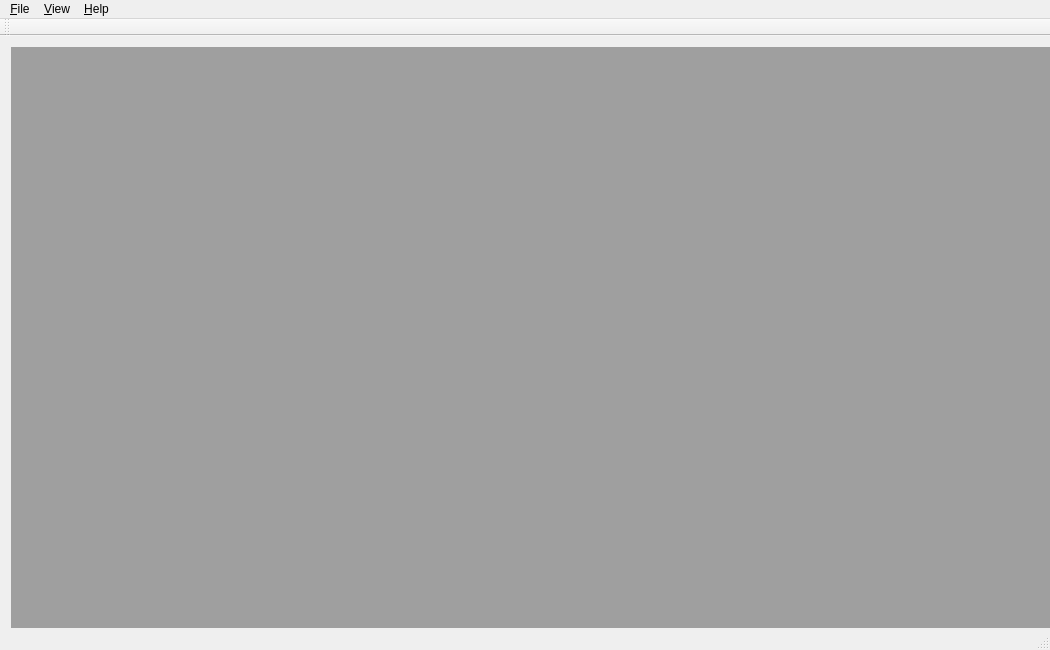
First picture: the form in utilities/msmonitor_cs/client/msmonitor/mainwindow.ui, repository akiml/ampehre, before the edit.
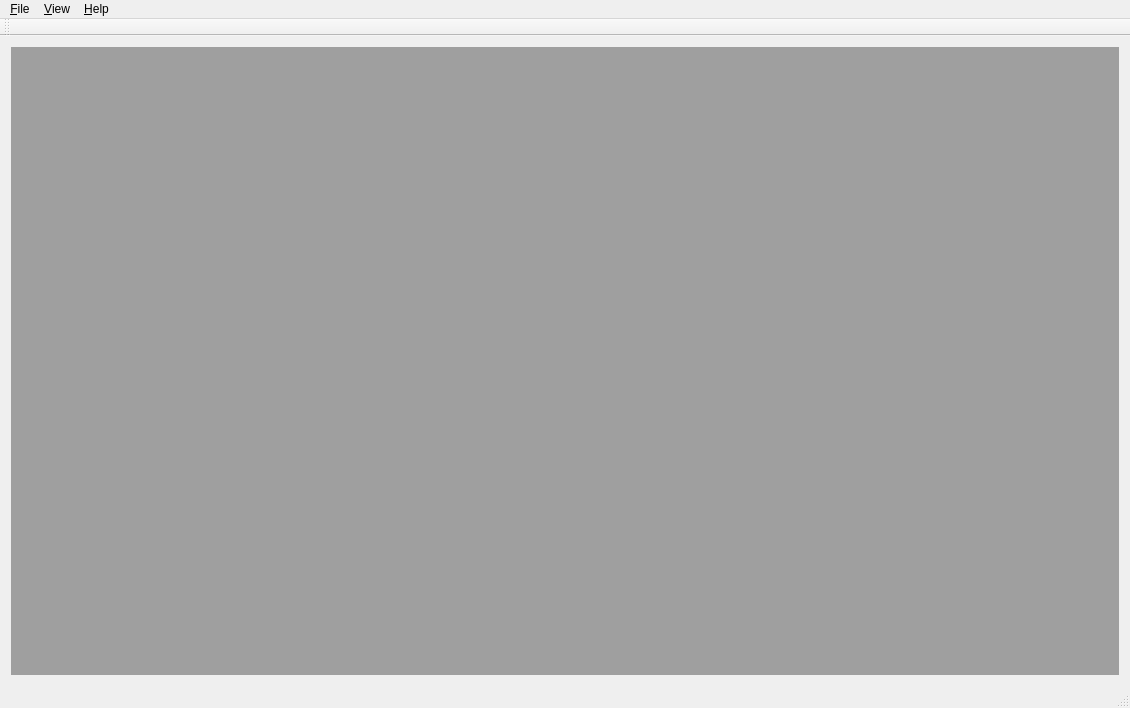
Second picture: the form after the edit.

The edit to the form file:
```diff
--- a/utilities/msmonitor_cs/client/msmonitor/mainwindow.ui
+++ b/utilities/msmonitor_cs/client/msmonitor/mainwindow.ui
@@ -6,8 +6,8 @@
    <rect>
     <x>0</x>
     <y>0</y>
-    <width>1050</width>
-    <height>650</height>
+    <width>1130</width>
+    <height>708</height>
    </rect>
   </property>
   <property name="minimumSize">
@@ -47,7 +47,7 @@
     <rect>
      <x>0</x>
      <y>0</y>
-     <width>1050</width>
+     <width>1130</width>
      <height>27</height>
     </rect>
    </property>
```
